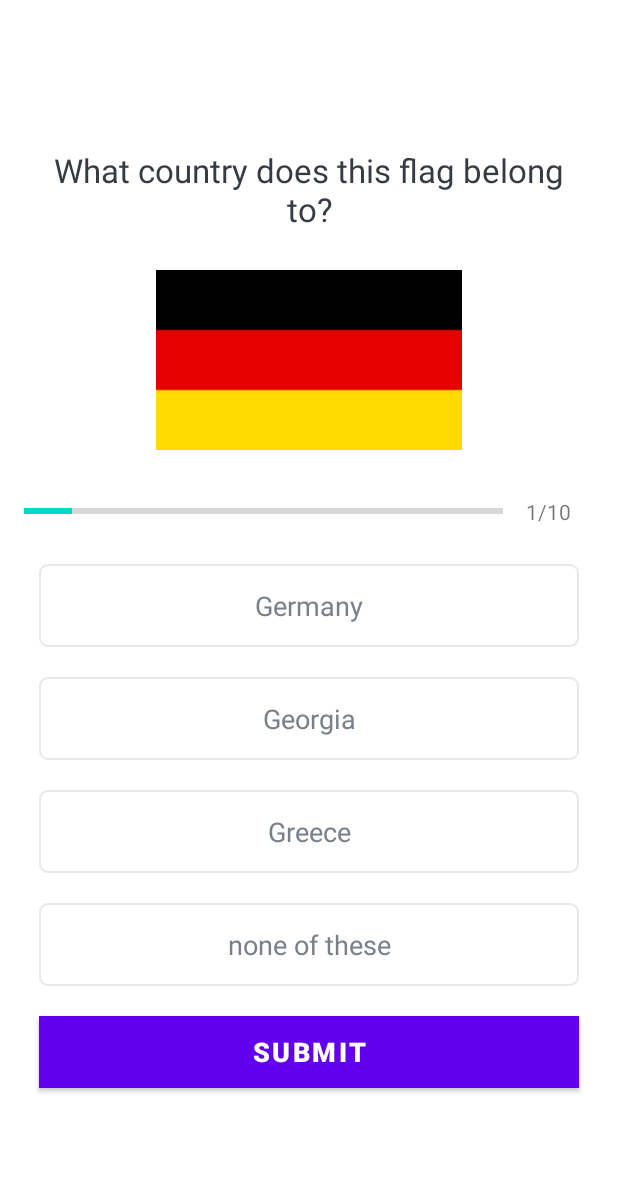
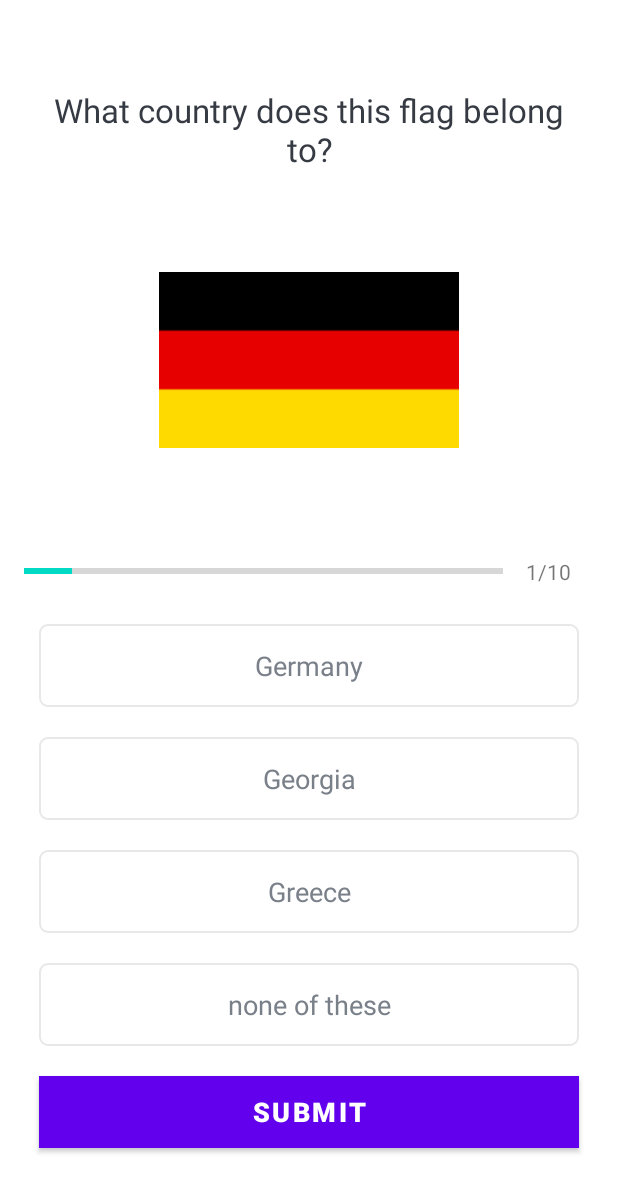
Before and after one commit to joaovq/QuizAppUdemy, an Android app: the QuizQuestionsActivity screen opened directly, with no data from a screen before it, on a phone screen of 412 x 824 dp. Shown: the top 1192 px of the screen. Run offline under Robolectric (Android 15) with nearby library versions, the phone set to English and light mode, and no system bars.

```diff
--- a/app/src/main/res/layout/activity_quiz_questions.xml
+++ b/app/src/main/res/layout/activity_quiz_questions.xml
@@ -29,8 +29,8 @@
 
         <ImageView
             android:id="@+id/iv_question"
-            android:layout_width="wrap_content"
-            android:layout_height="wrap_content"
+            android:layout_width="200sp"
+            android:layout_height="200sp"
             tools:src="@drawable/ic_flag_of_argentina"
             android:layout_marginTop="16dp"
             android:contentDescription="Quiz image"/>
```
Also changed, not shown: app/src/main/res/drawable/ic_java.png (added), app/src/main/res/drawable/ic_javascript.png (added), app/src/main/res/drawable/ic_ruby.png (added).
